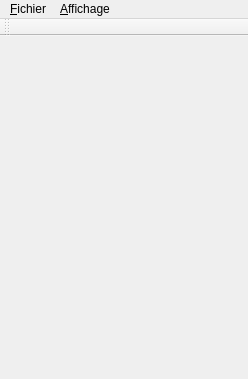
Above: ui/mainwindow.ui from redkite127/fast-clipboard before the change. Below: the same form after it.
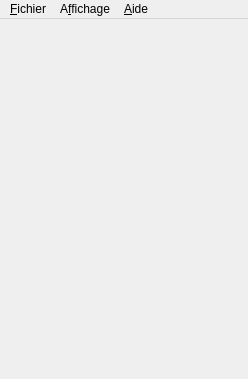
That is the form after the change. Icons and pictures are not drawn.

Patch:
```diff
--- a/ui/mainwindow.ui
+++ b/ui/mainwindow.ui
@@ -20,9 +20,9 @@
    <property name="geometry" >
     <rect>
      <x>0</x>
-     <y>37</y>
+     <y>30</y>
      <width>248</width>
-     <height>342</height>
+     <height>349</height>
     </rect>
    </property>
    <layout class="QVBoxLayout" name="verticalLayout" />
@@ -33,7 +33,7 @@
      <x>0</x>
      <y>0</y>
      <width>248</width>
-     <height>25</height>
+     <height>30</height>
     </rect>
    </property>
    <widget class="QMenu" name="menu_Fichier" >
@@ -47,33 +47,24 @@
    </widget>
    <widget class="QMenu" name="menuAaaaaa_Affichage" >
     <property name="title" >
-     <string>&amp;Affichage</string>
+     <string>A&amp;ffichage</string>
     </property>
     <addaction name="action_Tray" />
    </widget>
+   <widget class="QMenu" name="menu_Aide" >
+    <property name="title" >
+     <string>&amp;Aide</string>
+    </property>
+    <addaction name="action_Help" />
+    <addaction name="separator" />
+    <addaction name="actionAbout_Qt" />
+    <addaction name="actionAbout_Fast_Clipboard" />
+   </widget>
    <addaction name="menu_Fichier" />
    <addaction name="menuAaaaaa_Affichage" />
+   <addaction name="menu_Aide" />
   </widget>
-  <widget class="QToolBar" name="toolBar" >
-   <property name="geometry" >
-    <rect>
-     <x>0</x>
-     <y>25</y>
-     <width>248</width>
-     <height>12</height>
-    </rect>
-   </property>
-   <property name="windowTitle" >
-    <string>toolBar</string>
-   </property>
-   <attribute name="toolBarArea" >
-    <enum>TopToolBarArea</enum>
-   </attribute>
-   <attribute name="toolBarBreak" >
-    <bool>false</bool>
-   </attribute>
-  </widget>
-  <action name="actionPlus" >
+  <action name="action_Plus" >
    <property name="text" >
     <string>&amp;Plus</string>
    </property>
```
Left out of the diff: 43 changed lines with no effect on the pictures.
